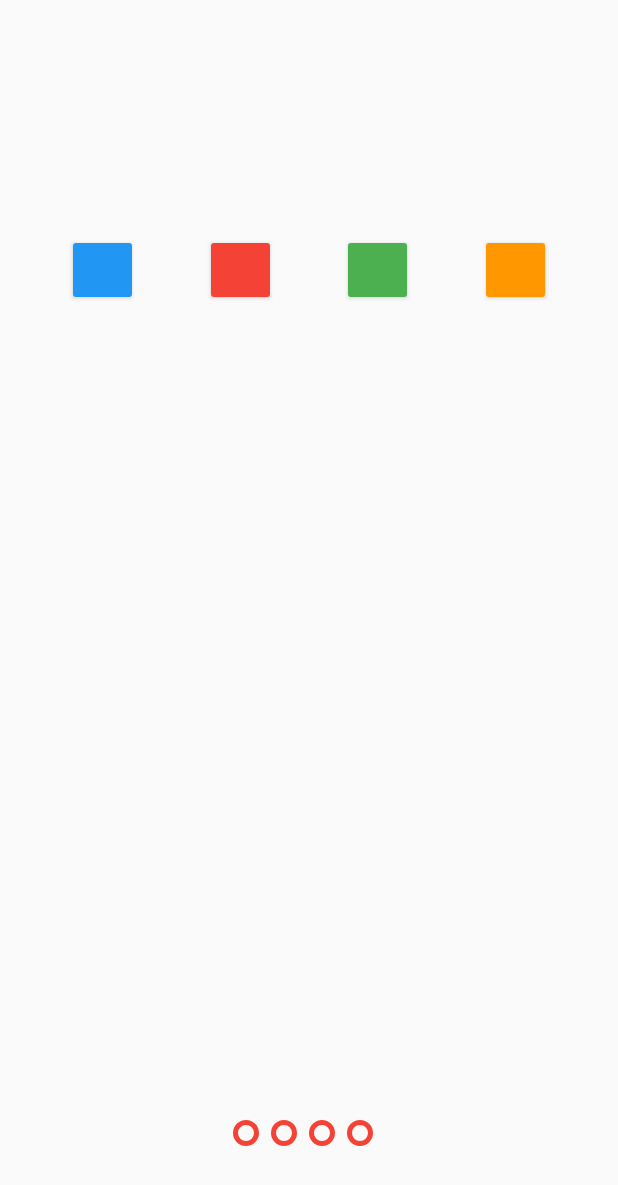
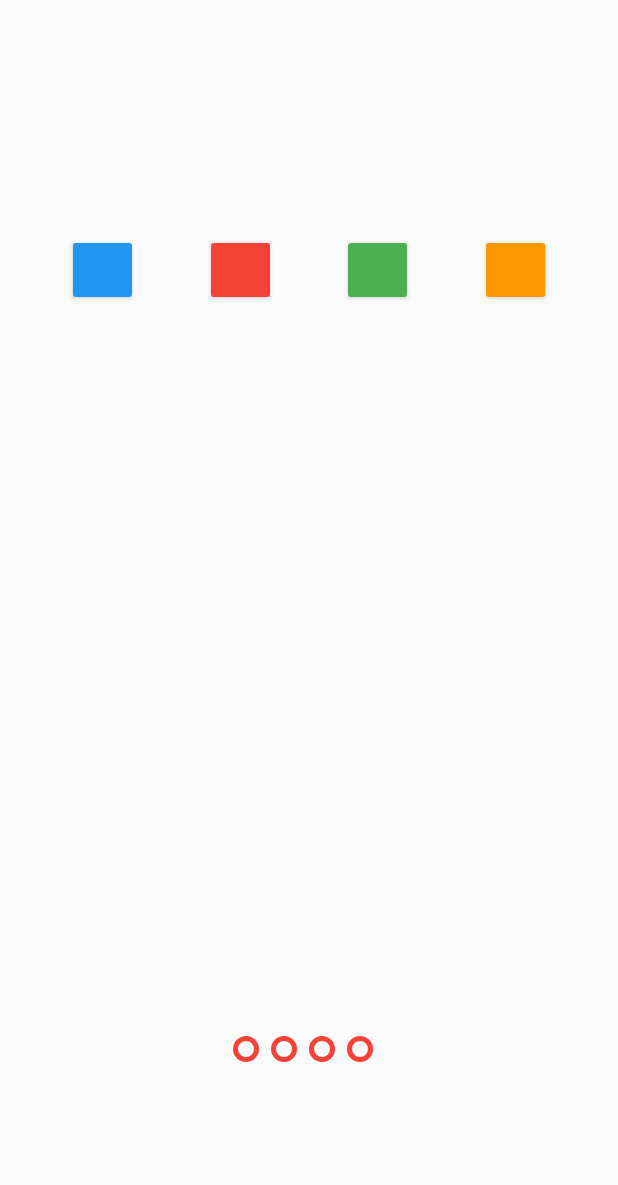
Before and after one commit to SimpleSol/ksp, an Android app: the screen it shows after launch (MainActivity), on a phone screen of 412 x 824 dp. Shown: the top 1185 px of the screen. Run offline under Robolectric (Android 15) with nearby library versions, the phone set to English and light mode, and no system bars.

Commit message:
small UI fixes

```diff
--- a/app/src/main/res/layout/activity_main.xml
+++ b/app/src/main/res/layout/activity_main.xml
@@ -57,7 +57,7 @@
         android:id="@+id/indicators"
         android:layout_width="wrap_content"
         android:layout_height="wrap_content"
-        android:layout_marginBottom="60dp"
+        android:layout_marginBottom="116dp"
         android:orientation="horizontal"
         app:layout_constraintBottom_toBottomOf="parent"
         app:layout_constraintEnd_toEndOf="parent"
```
